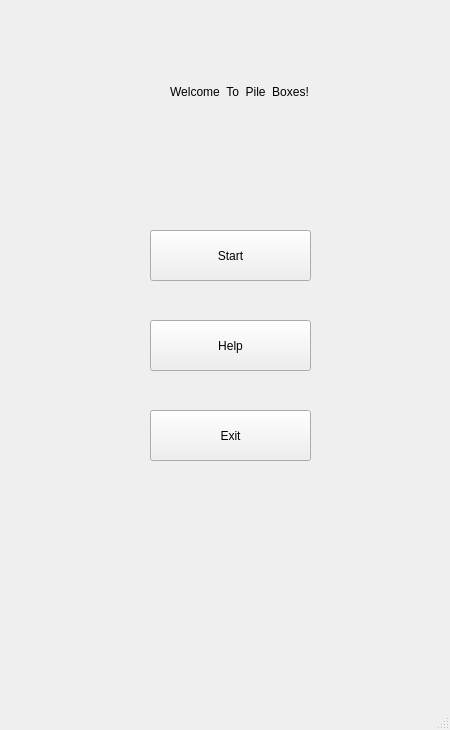
Above: mainwindow.ui from QuadrantQuartet/PileBox before the change. Below: the same form after it.
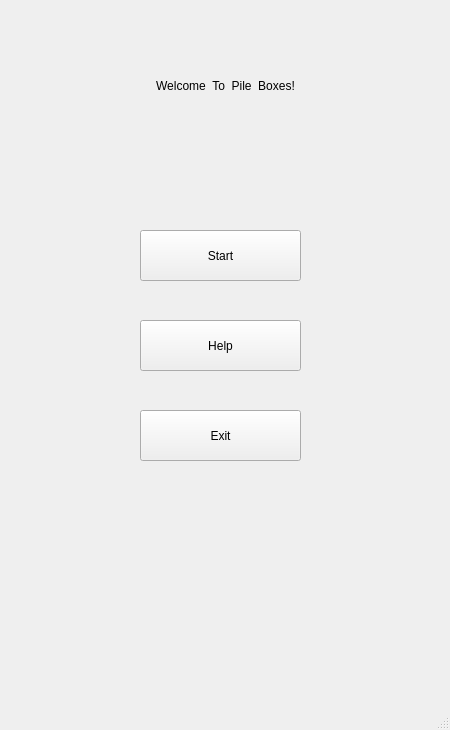
That is the form after the change.

Patch:
```diff
--- a/mainwindow.ui
+++ b/mainwindow.ui
@@ -17,7 +17,7 @@
    <widget class="QPushButton" name="exitButton">
     <property name="geometry">
      <rect>
-      <x>150</x>
+      <x>140</x>
       <y>410</y>
       <width>161</width>
       <height>51</height>
@@ -33,7 +33,7 @@
    <widget class="QPushButton" name="helpButton">
     <property name="geometry">
      <rect>
-      <x>150</x>
+      <x>140</x>
       <y>320</y>
       <width>161</width>
       <height>51</height>
@@ -49,7 +49,7 @@
    <widget class="QPushButton" name="startButton">
     <property name="geometry">
      <rect>
-      <x>150</x>
+      <x>140</x>
       <y>230</y>
       <width>161</width>
       <height>51</height>
@@ -67,8 +67,8 @@
      <rect>
       <x>0</x>
       <y>0</y>
-      <width>479</width>
-      <height>184</height>
+      <width>451</width>
+      <height>171</height>
      </rect>
     </property>
     <property name="styleSheet">
```
